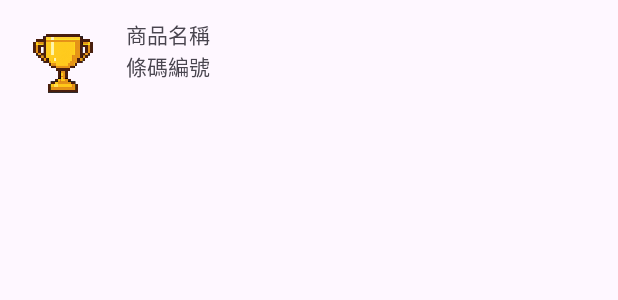
After one commit to PengWorks1114/InventoryApp-Android, an Android app: the layout item_product.xml on its own in the app's theme, with its tools: preview values and no code run, on a phone screen of 412 x 824 dp. The commit adds this screen. Shown: the top 300 px of the screen. Run offline under Robolectric (Android 15) with nearby library versions, the phone set to English and light mode, and no system bars.

Commit message:
實作庫存一覽功能

```diff
--- /dev/null
+++ b/app/src/main/res/layout/item_product.xml
@@ -0,0 +1,34 @@
+<!-- res/layout/item_product.xml -->
+<LinearLayout xmlns:android="http://schemas.android.com/apk/res/android"
+    android:layout_width="match_parent"
+    android:layout_height="wrap_content"
+    android:orientation="horizontal"
+    android:padding="12dp">
+
+    <ImageView
+        android:id="@+id/imgItemThumb"
+        android:layout_width="60dp"
+        android:layout_height="60dp"
+        android:src="@drawable/ic_no_image"
+        android:scaleType="centerCrop" />
+
+    <LinearLayout
+        android:layout_width="0dp"
+        android:layout_height="match_parent"
+        android:layout_weight="1"
+        android:orientation="vertical"
+        android:paddingStart="12dp">
+
+        <TextView
+            android:id="@+id/txtItemName"
+            android:layout_width="wrap_content"
+            android:layout_height="wrap_content"
+            android:text="商品名稱" />
+
+        <TextView
+            android:id="@+id/txtItemBarcode"
+            android:layout_width="wrap_content"
+            android:layout_height="wrap_content"
+            android:text="條碼編號" />
+    </LinearLayout>
+</LinearLayout>
```
Also changed, not shown: app/src/main/java/com/example/inventoryapp/InventoryListActivity.kt (+19 -8 lines), app/src/main/java/com/example/inventoryapp/adapter/ProductAdapter.kt (added, +62 -0 lines), app/src/main/res/layout/activity_inventory_list.xml (+8 -6 lines), app/src/main/res/drawable/ic_no_image.png (added).
